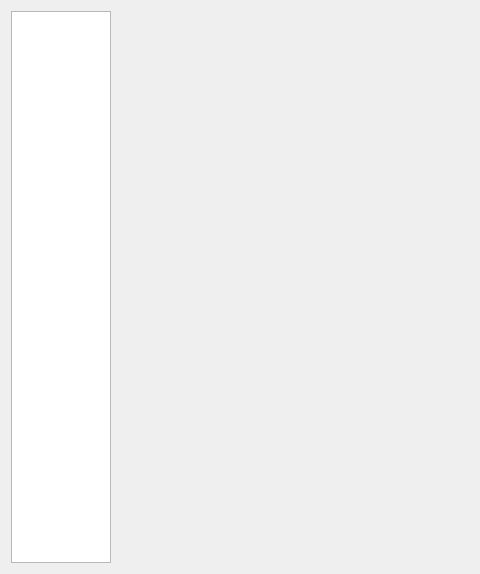
Old version of the form HXQ/ConfigureDialog.ui in the repository galepai/HXQ; both pictures show x 0 to 480 and y 0 to 574 of the 740 by 574 pixel window.
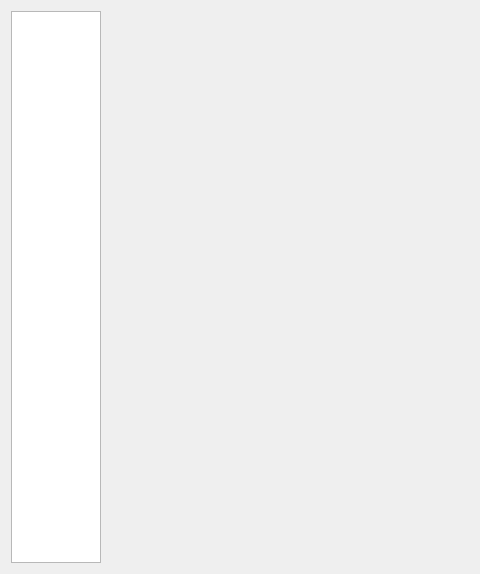
New version of the form.

What changed in the file:
```diff
--- a/HXQ/ConfigureDialog.ui
+++ b/HXQ/ConfigureDialog.ui
@@ -18,7 +18,7 @@
     <widget class="QListWidget" name="listWidget">
      <property name="maximumSize">
       <size>
-       <width>100</width>
+       <width>90</width>
        <height>16777215</height>
       </size>
      </property>
```
